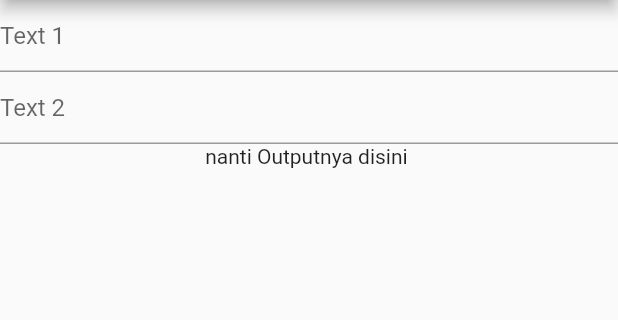
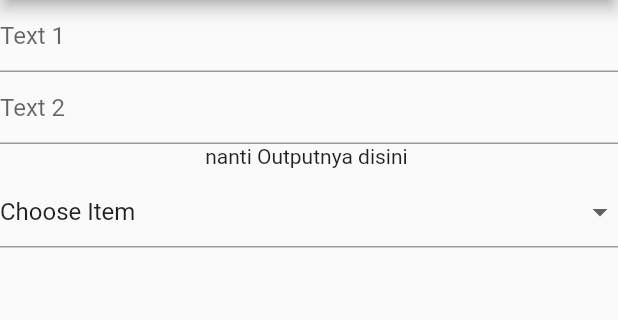
Before and after one commit to xiphoholic/flutter-repo, a Flutter app: the screen it shows after launch, after a tap on the "ac unit" icon, on a phone screen of 412 x 824 dp, the part 84-404 px from its top. Run offline on Flutter 3.47's test engine with Material 2 defaults, Android fonts, the phone set to English and light mode, and no system bars; our stand-ins replace get; network calls fail.

Commit message:
sample combobox

```diff
--- /dev/null
+++ b/lib/apis/todo_api.dart
@@ -0,0 +1,12 @@
+import "package:get/get.dart";
+
+class TodoApi extends GetConnect {
+  String url = "https://jsonplaceholder.typicode.com/todos";
+
+  Future<Response> getTodo() async {
+    return await get("$url", headers: {
+      'Content-type':'application/json',
+      'Accept':'application/json',
+    });
+  }
+}
--- a/lib/controllers/home_controller.dart
+++ b/lib/controllers/home_controller.dart
@@ -2,15 +2,24 @@ import 'package:flutter/widgets.dart';
 import "package:get/get.dart";
 import "package:flutter/material.dart";
 
+import '../apis/todo_api.dart';
+
 class HomeController extends GetxController {
   late TextEditingController inputan1, inputan2;
   var tmpInputan = "".obs;
+
+  // Creator Tab Modal Form
+  var creatorTodos = "".obs;
+
+  Rx<List<DropdownMenuItem<String>>> cmbItemTodos =
+      Rx<List<DropdownMenuItem<String>>>([]);
 
   @override
   void onInit() {
     super.onInit();
     inputan1 = TextEditingController();
     inputan2 = TextEditingController();
+    // getTodos();
   }
 
   void kirim() {
@@ -18,6 +27,31 @@ class HomeController extends GetxController {
     tmpInputan.value = inputan1.text;
   }
 
+  void getTodos() {
+    try {
+      cmbItemTodos = Rx<List<DropdownMenuItem<String>>>([]);
+      cmbItemTodos.value
+          .add(const DropdownMenuItem(value: "", child: Text('Choose Item')));
+      TodoApi().getTodo().then((value) async {
+        if (value.statusCode == 200) {
+          var data = await value.body;
+
+          for (var v in await data) {
+            cmbItemTodos.value.add(
+              DropdownMenuItem(
+                value: v["id"].toString(),
+                child: Text(v["title"]),
+              ),
+            );
+          }
+          cmbItemTodos.refresh();
+        }
+      });
+    } catch (e) {
+      print(e.toString());
+    }
+  }
+
   @override
   void onClose() {
     super.onClose();
--- a/lib/views/home_view.dart
+++ b/lib/views/home_view.dart
@@ -10,7 +10,7 @@ class HomeView extends StatelessWidget {
   Widget build(BuildContext context) {
     Get.put(HomeController());
     final homeC = Get.find<HomeController>();
-
+    homeC.getTodos();
     return Scaffold(
       appBar: AppBar(
         title: Row(children: [
@@ -20,7 +20,10 @@ class HomeView extends StatelessWidget {
         ]),
         leading: IconButton(
           icon: Icon(Icons.ac_unit),
-          onPressed: () => homeC.kirim(),
+          onPressed: () {
+            homeC.kirim();
+            homeC.getTodos();
+          },
         ),
         actions: [
           IconButton(
@@ -46,8 +49,20 @@ class HomeView extends StatelessWidget {
               ),
             ),
             Obx(() => Text("nanti Outputnya disini ${homeC.tmpInputan.value}")),
-            SizedBox(height: 5,),
-            // Text("nanti Outputnya disini ${homeC.tmpInputan.value}"),
+            SizedBox(
+              height: 5,
+            ),
+            GetX<HomeController>(
+              builder: (homeC) {
+                return DropdownButtonFormField(
+                  items: homeC.cmbItemTodos.value,
+                  value: homeC.creatorTodos.value,
+                  onChanged: (value) {
+                    print(value);
+                  },
+                );
+              },
+            )
           ],
         ),
       ),
```
